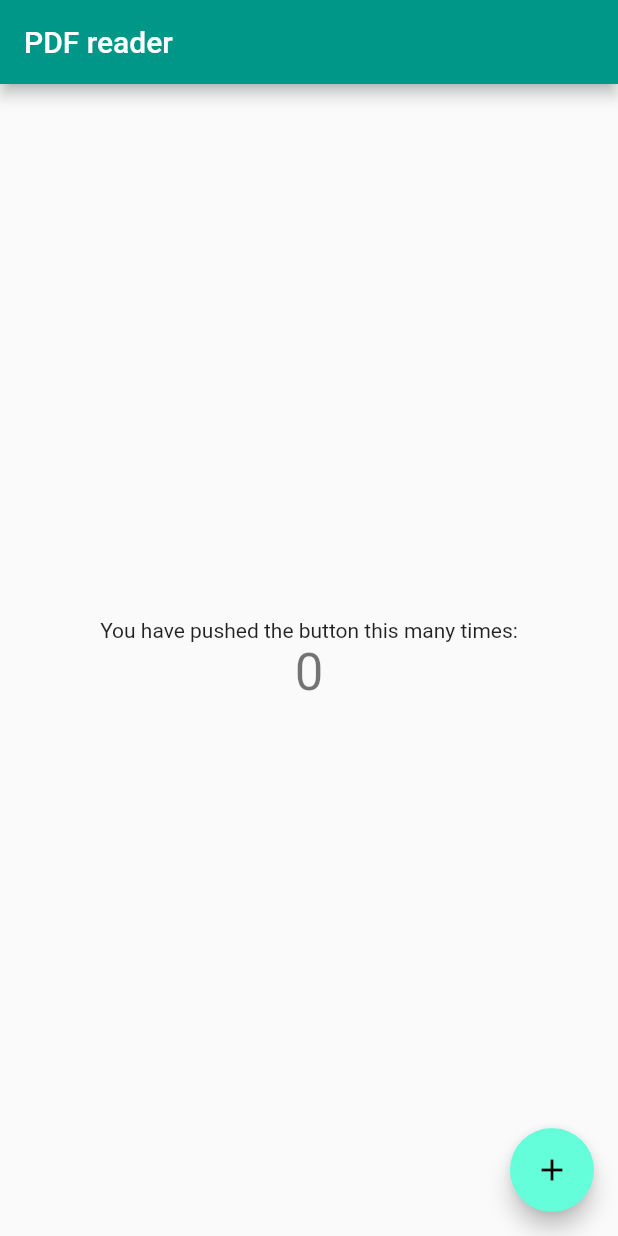
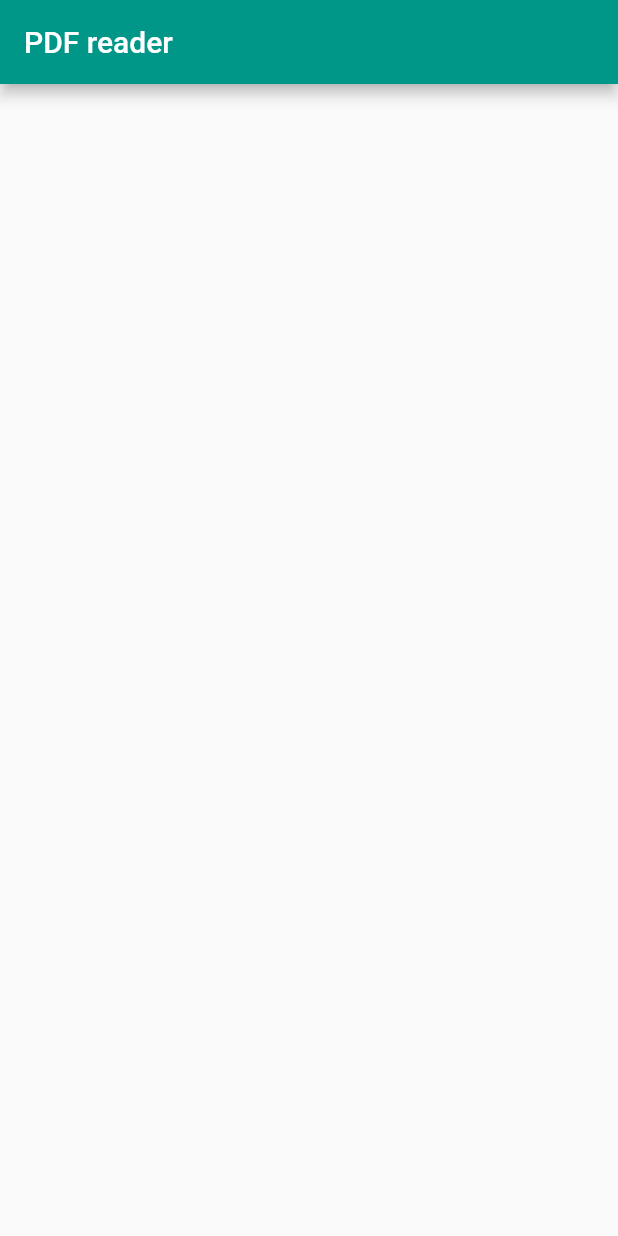
Before and after one commit to mjk22071998/pdf_reader, a Flutter app: the screen it shows after launch, on a phone screen of 412 x 824 dp. Run offline on Flutter 3.47's test engine with Material 2 defaults, Android fonts, the phone set to English and light mode, and no system bars.

Commit message:
Initial app code removed

```diff
--- a/lib/main.dart
+++ b/lib/main.dart
@@ -22,7 +22,7 @@
           onPrimary: Colors.white,
           primaryContainer: Color.fromARGB(255, 0, 63, 57),
           secondary: Colors.tealAccent,
-          onSecondary: Colors.black,
+          onSecondary: Colors.teal,
           secondaryContainer: Color.fromARGB(255, 0, 63, 57),
           surface: Colors.white,
           onSurface: Colors.black,
@@ -37,85 +37,19 @@
 
 class MyHomePage extends StatefulWidget {
   const MyHomePage({Key? key, required this.title}) : super(key: key);
-
-  // This widget is the home page of your application. It is stateful, meaning
-  // that it has a State object (defined below) that contains fields that affect
-  // how it looks.
-
-  // This class is the configuration for the state. It holds the values (in this
-  // case the title) provided by the parent (in this case the App widget) and
-  // used by the build method of the State. Fields in a Widget subclass are
-  // always marked "final".
-
   final String title;
-
   @override
   State<MyHomePage> createState() => _MyHomePageState();
 }
 
 class _MyHomePageState extends State<MyHomePage> {
-  int _counter = 0;
-
-  void _incrementCounter() {
-    setState(() {
-      // This call to setState tells the Flutter framework that something has
-      // changed in this State, which causes it to rerun the build method below
-      // so that the display can reflect the updated values. If we changed
-      // _counter without calling setState(), then the build method would not be
-      // called again, and so nothing would appear to happen.
-      _counter++;
-    });
-  }
-
   @override
   Widget build(BuildContext context) {
-    // This method is rerun every time setState is called, for instance as done
-    // by the _incrementCounter method above.
-    //
-    // The Flutter framework has been optimized to make rerunning build methods
-    // fast, so that you can just rebuild anything that needs updating rather
-    // than having to individually change instances of widgets.
     return Scaffold(
       appBar: AppBar(
-        // Here we take the value from the MyHomePage object that was created by
-        // the App.build method, and use it to set our appbar title.
         title: Text(widget.title),
       ),
-      body: Center(
-        // Center is a layout widget. It takes a single child and positions it
-        // in the middle of the parent.
-        child: Column(
-          // Column is also a layout widget. It takes a list of children and
-          // arranges them vertically. By default, it sizes itself to fit its
-          // children horizontally, and tries to be as tall as its parent.
-          //
-          // Invoke "debug painting" (press "p" in the console, choose the
-          // "Toggle Debug Paint" action from the Flutter Inspector in Android
-          // Studio, or the "Toggle Debug Paint" command in Visual Studio Code)
-          // to see the wireframe for each widget.
-          //
-          // Column has various properties to control how it sizes itself and
-          // how it positions its children. Here we use mainAxisAlignment to
-          // center the children vertically; the main axis here is the vertical
-          // axis because Columns are vertical (the cross axis would be
-          // horizontal).
-          mainAxisAlignment: MainAxisAlignment.center,
-          children: <Widget>[
-            const Text(
-              'You have pushed the button this many times:',
-            ),
-            Text(
-              '$_counter',
-              style: Theme.of(context).textTheme.headline4,
-            ),
-          ],
-        ),
-      ),
-      floatingActionButton: FloatingActionButton(
-        onPressed: _incrementCounter,
-        tooltip: 'Increment',
-        child: const Icon(Icons.add),
-      ), // This trailing comma makes auto-formatting nicer for build methods.
+      body: Container()
     );
   }
 }
```
